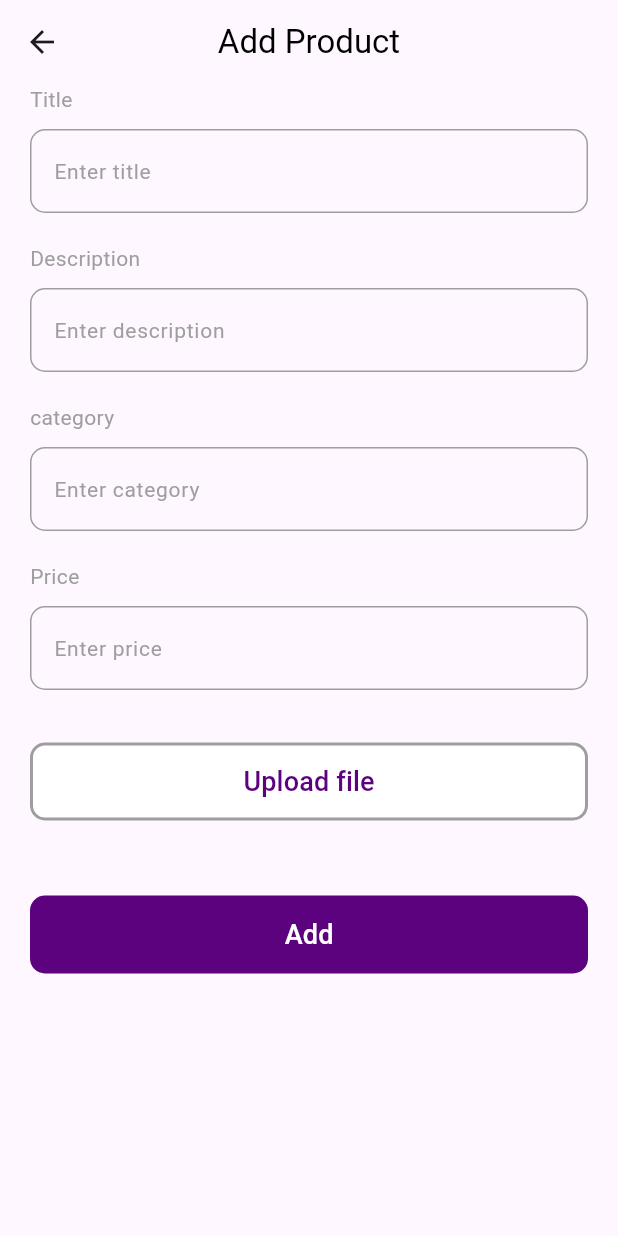
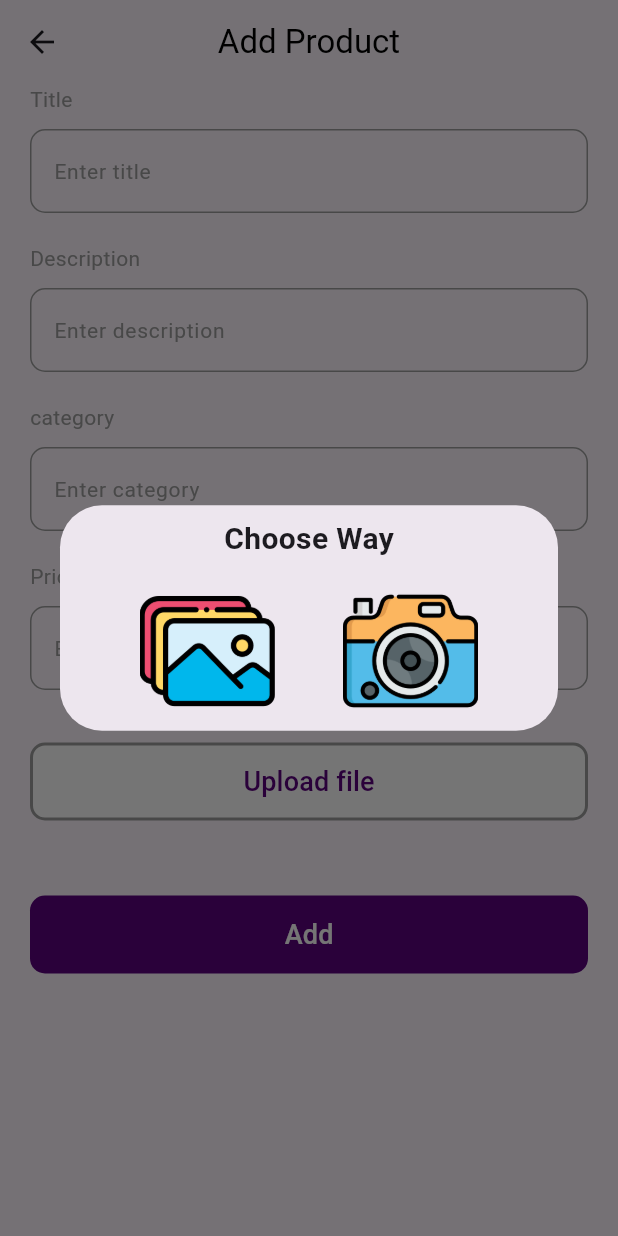
Before and after one commit to moataz-mohamed194/ecommerce, a Flutter app: the AddProduct screen opened directly, after a tap on "Upload file", on a phone screen of 412 x 824 dp. Run offline on Flutter 3.47's test engine with Material 2 defaults, Android fonts, the phone set to English and light mode, and no system bars; our stand-ins replace bloc, dartz, dropdown_button2, equatable, file_picker, flutter_bloc and 7 more; missing offline and left inert: rate; accounts and stored records are empty.

Commit message:
add the camera

```diff
--- a/lib/core/injector/injector.dart
+++ b/lib/core/injector/injector.dart
@@ -1,4 +1,3 @@
-
 import 'package:ecommerce/core/bloc/eyes_cubit.dart';
 import 'package:get_it/get_it.dart';
 import 'package:internet_connection_checker/internet_connection_checker.dart';
@@ -31,6 +30,7 @@ import '../../features/product/domain/usecases/edit_product_data.dart';
 import '../../features/product/domain/usecases/get_product_to_cart_data.dart';
 import '../../features/product/domain/usecases/update_product_from_cart_data.dart';
 import '../../features/product/presentation/bloc/product_bloc.dart';
+import '../../features/product/presentation/cubit/choose_file_cubit.dart';
 import '../../features/profile/data/datasouces/get_Profile_remote_data_source.dart';
 import '../../features/profile/data/repositories/get_profile_repositories_impl.dart';
 import '../../features/profile/domain/repositories/get_profile_repository.dart';
--- a/lib/core/injector/injector_import.dart
+++ b/lib/core/injector/injector_import.dart
@@ -6,6 +6,7 @@ Future<void> init() async {
   sl.registerFactory(() => BottomNavigatorCubit());
   sl.registerFactory(() => CheckBoxCubit());
   sl.registerFactory(() => DropDownBloc());
+  sl.registerFactory(() => ChooseFileCubit());
 
 
   //Bloc
--- /dev/null
+++ b/lib/features/product/presentation/cubit/choose_file_cubit.dart
@@ -0,0 +1,21 @@
+import 'package:flutter_bloc/flutter_bloc.dart';
+
+
+
+class ChooseFileCubit extends Cubit<String?> {
+  ChooseFileCubit() : super(null);
+  String? resultGallery ;
+  Future<void> chooseFile(String fileData) async {
+    resultGallery = fileData;
+    emit(fileData);
+  }
+
+  String? resultCamera ;
+  Future<void> camera(String cameraData) async {
+    resultCamera = cameraData;
+    emit(cameraData);
+  }
+  restart(){
+    emit(null);
+  }
+}
--- a/lib/features/product/presentation/screen/add_product.dart
+++ b/lib/features/product/presentation/screen/add_product.dart
@@ -1,14 +1,13 @@
-import 'dart:io';
-
 import 'package:flutter/material.dart';
 import 'package:flutter_bloc/flutter_bloc.dart';
-import 'package:file_picker/file_picker.dart';
 import '../../../../core/utils/app_colors.dart';
 import '../../../../core/widget/button_widget.dart';
 import '../../../../core/widget/scaffold_message.dart';
 import '../../../../core/widget/text_form_with_title_widget.dart';
 import '../../domain/entities/product.dart';
 import '../bloc/product_bloc.dart';
+import '../cubit/choose_file_cubit.dart';
+import '../widget/choose_type.dart';
 
 class AddProduct extends StatelessWidget {
   GlobalKey<FormState> signUpFormKey = GlobalKey<FormState>();
@@ -16,7 +15,6 @@ class AddProduct extends StatelessWidget {
   TextEditingController priceController = TextEditingController();
   TextEditingController desController = TextEditingController();
   TextEditingController categoryController = TextEditingController();
-  File? file;
   bool? isItEdit;
   String? title;
   String? price;
@@ -122,18 +120,7 @@ class AddProduct extends StatelessWidget {
                 ButtonWidget(
                         text: 'Upload file',
                         action: () async {
-                          FilePickerResult? result =
-                              await FilePicker.platform.pickFiles(
-                            type: FileType.custom,
-                            allowedExtensions: ['jpg', 'png'],
-                          );
-
-                          if (result != null) {
-                            file = File(result.files.single.path!);
-                            image = file!.path;
-                          } else {
-                            // User canceled the picker
-                          }
+                          chooseType(context: context);
                         },
                         width: MediaQuery.of(context).size.width - 40,
                         backgroundColor: Colors.white,
@@ -167,7 +154,8 @@ class AddProduct extends StatelessWidget {
                                       id: id,
                                       category: category)));
                         } else {
-                          if (file == null) {
+                          print('file:${BlocProvider.of<ChooseFileCubit>(context).state}');
+                          if (BlocProvider.of<ChooseFileCubit>(context).state == null) {
                             scaffoldMessage(
                                 context: context,
                                 message: 'add file',
@@ -180,7 +168,7 @@ class AddProduct extends StatelessWidget {
                                         title: titleController.text,
                                         description: desController.text,
                                         price: priceController.text.toString(),
-                                        image: file!.path,
+                                        image: BlocProvider.of<ChooseFileCubit>(context).state,
                                         category: categoryController.text)));
                           }
                         }
@@ -197,6 +185,7 @@ class AddProduct extends StatelessWidget {
                   if (state is MessageProductAccountState) {
                     scaffoldMessage(
                         context: context, message: 'Added', isItAlert: false);
+                    BlocProvider.of<ChooseFileCubit>(context).restart();
                     Navigator.pop(context);
                   } else if (state is ErrorProductState) {
                     scaffoldMessage(
--- /dev/null
+++ b/lib/features/product/presentation/widget/choose_type.dart
@@ -0,0 +1,83 @@
+import 'dart:io';
+
+import 'package:file_picker/file_picker.dart';
+import 'package:flutter/material.dart';
+import 'package:flutter_bloc/flutter_bloc.dart';
+import 'package:image_picker/image_picker.dart';
+
+import '../cubit/choose_file_cubit.dart';
+
+chooseType({required context}) => showDialog<String>(
+      context: context,
+      builder: (BuildContext context) => Dialog(
+        child: Padding(
+          padding: const EdgeInsets.all(8.0),
+          child: Column(
+            mainAxisSize: MainAxisSize.min,
+            mainAxisAlignment: MainAxisAlignment.center,
+            children: <Widget>[
+              const Text(
+                'Choose Way',
+                style: TextStyle(fontSize: 20, fontWeight: FontWeight.bold),
+              ),
+              const SizedBox(height: 15),
+              Row(
+                children: [
+                  Expanded(
+                    child: Container(),
+                    flex: 1,
+                  ),
+                  Expanded(
+                    flex: 2,
+                    child: InkWell(
+                      onTap: () async {
+                        FilePickerResult? result =
+                            await FilePicker.platform.pickFiles(
+                          type: FileType.custom,
+                          allowedExtensions: ['jpg', 'png'],
+                        );
+                        if (result != null) {
+                          File file = File(result.files.single.path!);
+                          BlocProvider.of<ChooseFileCubit>(context).chooseFile(file.path);
+                        } else {
+                          // User canceled the picker
+                        }
+                      },
+                      child: Image.asset(
+                        'assets/icons/gallery.png',
+                      ),
+                    ),
+                  ),
+                  Expanded(
+                    child: Container(),
+                    flex: 1,
+                  ),
+                  Expanded(
+                    flex: 2,
+                    child: InkWell(
+                      onTap: () async {
+                        final ImagePicker _picker = ImagePicker();
+
+                        final XFile? pickedFile = await _picker.pickImage(
+                          source: ImageSource.camera,
+                        );
+                          print('pickedFile:${pickedFile!.path}');
+                        BlocProvider.of<ChooseFileCubit>(context).camera(pickedFile.path);
+
+                      },
+                      child: Image.asset(
+                        'assets/icons/camera.png',
+                      ),
+                    ),
+                  ),
+                  Expanded(
+                    child: Container(),
+                    flex: 1,
+                  )
+                ],
+              ),
+            ],
+          ),
+        ),
+      ),
+    );
--- a/pubspec.yaml
+++ b/pubspec.yaml
@@ -49,6 +49,7 @@ dependencies:
   dropdown_button2: ^2.1.3
   sqflite: ^2.2.8+4
   sqflite_common_ffi: ^2.2.5
+  image_picker: ^0.8.7+5
 
 
 dev_dependencies:
```
Also changed, not shown: lib/my_app.dart (+4 -5 lines), assets/icons/camera.png (added), assets/icons/gallery.png (added), pubspec.lock, 3 other files.
